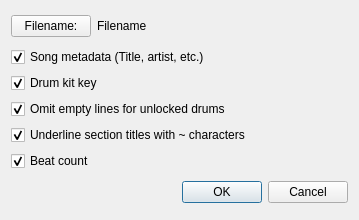
Above: src/GUI/asciiDialog.ui from Whatang/DrumBurp before the change. Below: the same form after it.
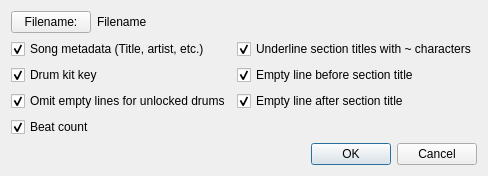
That is the form after the change.

Commit message: Greatly improved ASCII exports.

```diff
--- a/src/GUI/asciiDialog.ui
+++ b/src/GUI/asciiDialog.ui
@@ -6,8 +6,8 @@
    <rect>
     <x>0</x>
     <y>0</y>
-    <width>359</width>
-    <height>220</height>
+    <width>487</width>
+    <height>169</height>
    </rect>
   </property>
   <property name="sizePolicy">
@@ -19,7 +19,7 @@
   <property name="windowTitle">
    <string>Export ASCII file</string>
   </property>
-  <layout class="QVBoxLayout" name="verticalLayout_2">
+  <layout class="QVBoxLayout" name="verticalLayout">
    <item>
     <layout class="QHBoxLayout" name="horizontalLayout">
      <item>
@@ -61,10 +61,8 @@
     </layout>
    </item>
    <item>
-    <layout class="QHBoxLayout" name="horizontalLayout_2">
-     <item>
-      <layout class="QVBoxLayout" name="verticalLayout">
-       <item>
+    <layout class="QGridLayout" name="gridLayout">
+     <item row="0" column="0">
         <widget class="QCheckBox" name="metadataCheck">
          <property name="text">
           <string>Song metadata (Title, artist, etc.)</string>
@@ -74,7 +72,17 @@
          </property>
         </widget>
        </item>
-       <item>
+     <item row="0" column="1">
+      <widget class="QCheckBox" name="underlineCheck">
+       <property name="text">
+        <string>Underline section titles with ~ characters</string>
+       </property>
+       <property name="checked">
+        <bool>true</bool>
+       </property>
+      </widget>
+     </item>
+     <item row="2" column="0">
         <widget class="QCheckBox" name="kitKeyCheck">
          <property name="text">
           <string>Drum kit key</string>
@@ -84,7 +92,7 @@
          </property>
         </widget>
        </item>
-       <item>
+     <item row="3" column="0">
         <widget class="QCheckBox" name="omitEmptyCheck">
          <property name="text">
           <string>Omit empty lines for unlocked drums</string>
@@ -94,18 +102,8 @@
          </property>
         </widget>
        </item>
-       <item>
-        <widget class="QCheckBox" name="underlineCheck">
-         <property name="text">
-          <string>Underline section titles with ~ characters</string>
-         </property>
-         <property name="checked">
-          <bool>true</bool>
-         </property>
-        </widget>
-       </item>
-       <item>
-        <widget class="QCheckBox" name="countCheck">
+     <item row="4" column="0">
+      <widget class="QCheckBox" name="printCountsCheck">
          <property name="text">
           <string>Beat count</string>
          </property>
@@ -114,9 +112,7 @@
          </property>
         </widget>
        </item>
-      </layout>
-     </item>
-     <item>
+     <item row="2" column="2">
       <spacer name="horizontalSpacer">
        <property name="orientation">
         <enum>Qt::Horizontal</enum>
@@ -129,6 +125,26 @@
        </property>
       </spacer>
      </item>
+     <item row="3" column="1">
+      <widget class="QCheckBox" name="emptyLineAfterSectionCheck">
+       <property name="text">
+        <string>Empty line after section title</string>
+       </property>
+       <property name="checked">
+        <bool>true</bool>
+       </property>
+      </widget>
+     </item>
+     <item row="2" column="1">
+      <widget class="QCheckBox" name="emptyLineBeforeSectionCheck">
+       <property name="text">
+        <string>Empty line before section title</string>
+       </property>
+       <property name="checked">
+        <bool>true</bool>
+       </property>
+      </widget>
+     </item>
     </layout>
    </item>
    <item>
```
Lines whose indentation alone changed are shown as unchanged. The commit also changes 9 other files.
